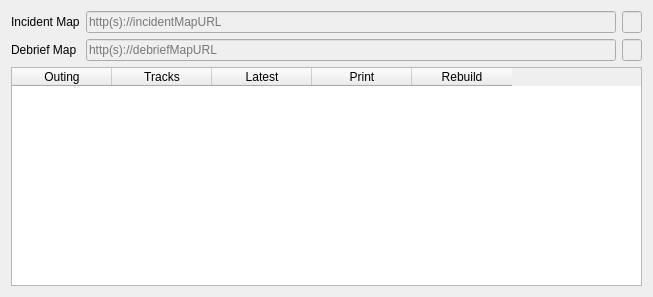
Qt form debrief.ui (ncssar/plans_console) before a commit.
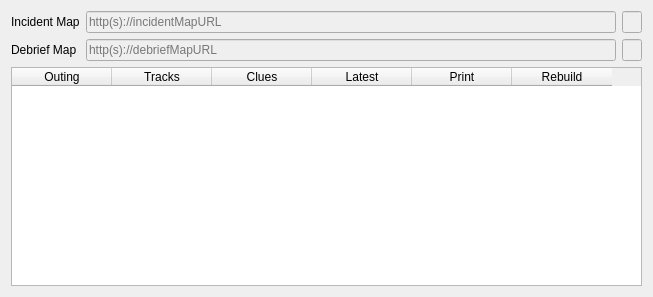
The same form after that commit.

```diff
--- a/debrief.ui
+++ b/debrief.ui
@@ -94,6 +94,15 @@
      </item>
      <item>
       <widget class="QTableWidget" name="tableWidget">
+       <property name="selectionMode">
+        <enum>QAbstractItemView::NoSelection</enum>
+       </property>
+       <attribute name="verticalHeaderVisible">
+        <bool>false</bool>
+       </attribute>
+       <attribute name="verticalHeaderHighlightSections">
+        <bool>false</bool>
+       </attribute>
        <column>
         <property name="text">
          <string>Outing</string>
@@ -104,6 +113,11 @@
          <string>Tracks</string>
         </property>
        </column>
+       <column>
+        <property name="text">
+         <string>Clues</string>
+        </property>
+       </column>
        <column>
         <property name="text">
          <string>Latest</string>
```
